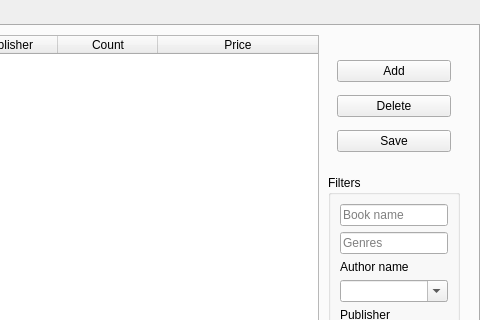
Qt form ui/librarianForm.ui (Kamikoto-sama/NetBookShop) before a commit; both pictures show x 454 to 934 and y 0 to 320 of the 934 by 568 pixel window.
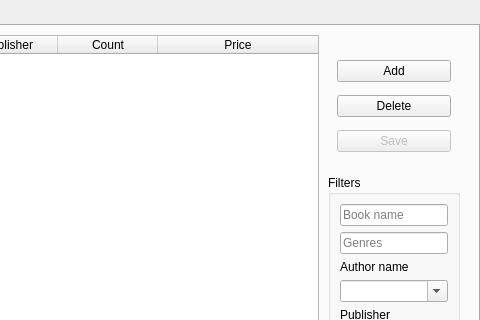
The same form after that commit.

```diff
--- a/ui/librarianForm.ui
+++ b/ui/librarianForm.ui
@@ -139,6 +139,9 @@
              </item>
              <item>
               <widget class="QPushButton" name="booksSaveChangesBtn">
+               <property name="enabled">
+                <bool>false</bool>
+               </property>
                <property name="cursor">
                 <cursorShape>PointingHandCursor</cursorShape>
                </property>
```
Left out of the diff: 10 changed lines with no effect on the pictures.
